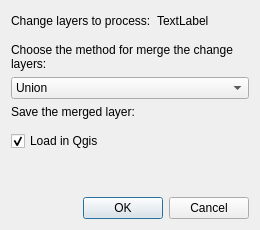
Above: ui/merge_change_layers_dialog.ui from SMByC/PCA4CD before the change. Below: the same form after it.
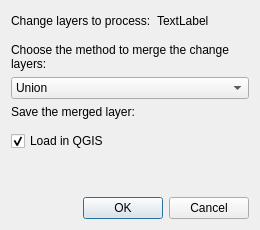
That is the form after the change. Custom widgets are drawn as their Qt base class.

Patch:
```diff
--- a/ui/merge_change_layers_dialog.ui
+++ b/ui/merge_change_layers_dialog.ui
@@ -72,7 +72,7 @@
    <item>
     <widget class="QLabel" name="LabelMergeMethod">
      <property name="text">
-      <string>Choose the method for merge the change layers:</string>
+      <string>Choose the method to merge the change layers:</string>
      </property>
      <property name="wordWrap">
       <bool>true</bool>
@@ -106,7 +106,7 @@
    <item>
     <widget class="QCheckBox" name="LoadInQgis">
      <property name="text">
-      <string>Load in Qgis</string>
+      <string>Load in QGIS</string>
      </property>
      <property name="checked">
       <bool>true</bool>
```
